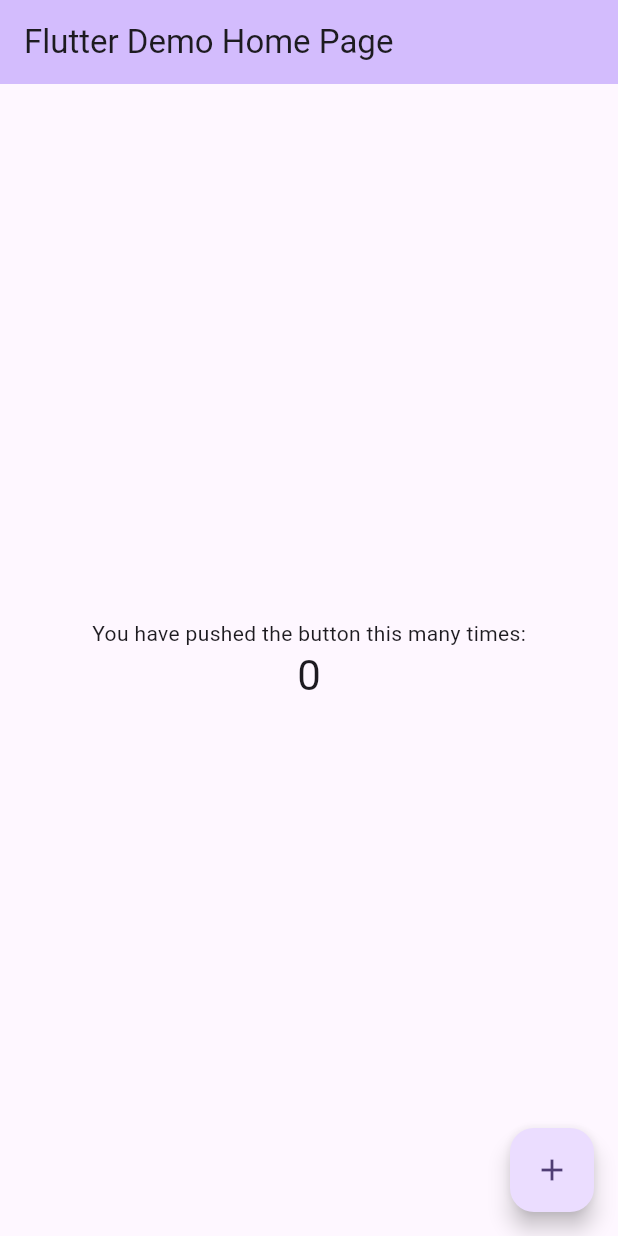
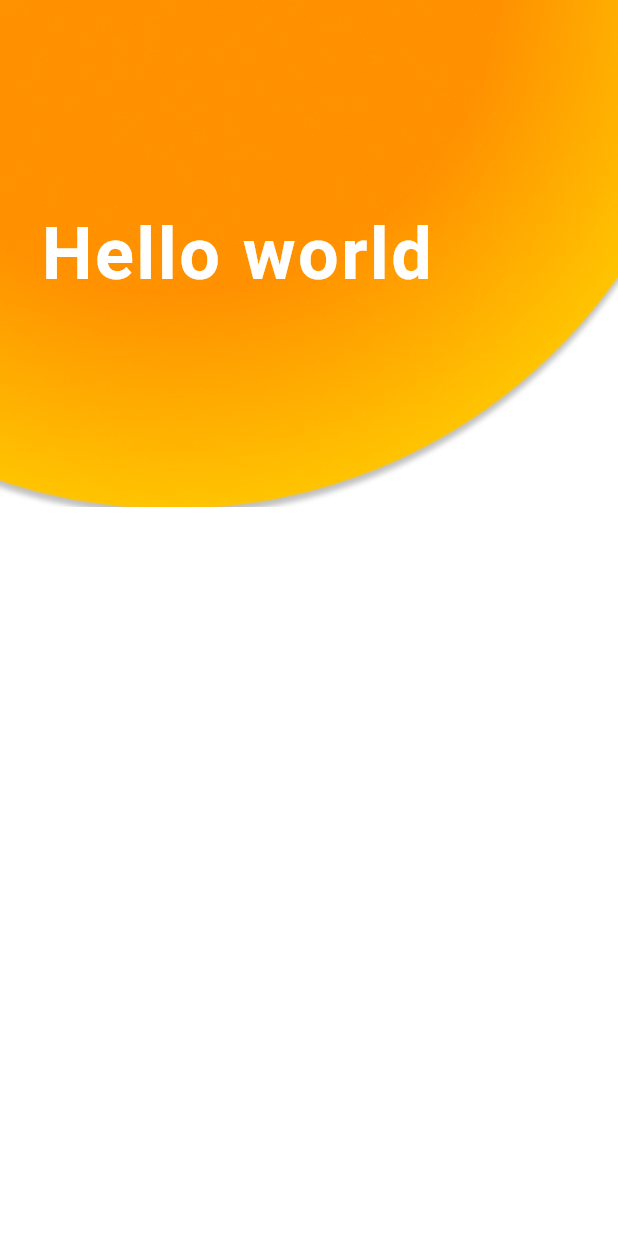
Before and after one commit to AIIA-GCU/AIIA-Flutter-Class-Toy-Project, a Flutter app: the screen it shows after launch, on a phone screen of 412 x 824 dp. Run offline on Flutter 3.47's test engine with Material 3 defaults, Android fonts, the phone set to English and light mode, and no system bars; our stand-ins replace firebase_core, google_fonts; accounts and stored records are empty; Roboto replaces fonts that are missing (Neuton).

Commit message:
[feat] new branch longin_page
새로운 브랜치를 생성함.

```diff
--- a/lib/config/assets.dart
+++ b/lib/config/assets.dart
@@ -12,6 +12,12 @@ import 'package:flutter/material.dart';
 class LogoPath {
   static const String logoLight = 'assets/images/logo_light.png';
   static const String logoDark = 'assets/images/logo_dark.png';
+}
+///
+/// class imagePath
+/// Class to store the path of the main Image
+class ImagePath{
+  static const String ellipse ='assets/images/Ellipse1.png';
 }
 
 ///
--- a/lib/main.dart
+++ b/lib/main.dart
@@ -1,125 +1,6 @@
+import 'package:aiia_drive/pages/login_page.dart';
 import 'package:flutter/material.dart';
 
 void main() {
-  runApp(const MyApp());
+  runApp(const LoginPage());
 }
-
-class MyApp extends StatelessWidget {
-  const MyApp({super.key});
-
-  // This widget is the root of your application.
-  @override
-  Widget build(BuildContext context) {
-    return MaterialApp(
-      title: 'Flutter Demo',
-      theme: ThemeData(
-        // This is the theme of your application.
-        //
-        // TRY THIS: Try running your application with "flutter run". You'll see
-        // the application has a purple toolbar. Then, without quitting the app,
-        // try changing the seedColor in the colorScheme below to Colors.green
-        // and then invoke "hot reload" (save your changes or press the "hot
-        // reload" button in a Flutter-supported IDE, or press "r" if you used
-        // the command line to start the app).
-        //
-        // Notice that the counter didn't reset back to zero; the application
-        // state is not lost during the reload. To reset the state, use hot
-        // restart instead.
-        //
-        // This works for code too, not just values: Most code changes can be
-        // tested with just a hot reload.
-        colorScheme: ColorScheme.fromSeed(seedColor: Colors.deepPurple),
-        useMaterial3: true,
-      ),
-      home: const MyHomePage(title: 'Flutter Demo Home Page'),
-    );
-  }
-}
-
-class MyHomePage extends StatefulWidget {
-  const MyHomePage({super.key, required this.title});
-
-  // This widget is the home page of your application. It is stateful, meaning
-  // that it has a State object (defined below) that contains fields that affect
-  // how it looks.
-
-  // This class is the configuration for the state. It holds the values (in this
-  // case the title) provided by the parent (in this case the App widget) and
-  // used by the build method of the State. Fields in a Widget subclass are
-  // always marked "final".
-
-  final String title;
-
-  @override
-  State<MyHomePage> createState() => _MyHomePageState();
-}
-
-class _MyHomePageState extends State<MyHomePage> {
-  int _counter = 0;
-
-  void _incrementCounter() {
-    setState(() {
-      // This call to setState tells the Flutter framework that something has
-      // changed in this State, which causes it to rerun the build method below
-      // so that the display can reflect the updated values. If we changed
-      // _counter without calling setState(), then the build method would not be
-      // called again, and so nothing would appear to happen.
-      _counter++;
-    });
-  }
-
-  @override
-  Widget build(BuildContext context) {
-    // This method is rerun every time setState is called, for instance as done
-    // by the _incrementCounter method above.
-    //
-    // The Flutter framework has been optimized to make rerunning build methods
-    // fast, so that you can just rebuild anything that needs updating rather
-    // than having to individually change instances of widgets.
-    return Scaffold(
-      appBar: AppBar(
-        // TRY THIS: Try changing the color here to a specific color (to
-        // Colors.amber, perhaps?) and trigger a hot reload to see the AppBar
-        // change color while the other colors stay the same.
-        backgroundColor: Theme.of(context).colorScheme.inversePrimary,
-        // Here we take the value from the MyHomePage object that was created by
-        // the App.build method, and use it to set our appbar title.
-        title: Text(widget.title),
-      ),
-      body: Center(
-        // Center is a layout widget. It takes a single child and positions it
-        // in the middle of the parent.
-        child: Column(
-          // Column is also a layout widget. It takes a list of children and
-          // arranges them vertically. By default, it sizes itself to fit its
-          // children horizontally, and tries to be as tall as its parent.
-          //
-          // Column has various properties to control how it sizes itself and
-          // how it positions its children. Here we use mainAxisAlignment to
-          // center the children vertically; the main axis here is the vertical
-          // axis because Columns are vertical (the cross axis would be
-          // horizontal).
-          //
-          // TRY THIS: Invoke "debug painting" (choose the "Toggle Debug Paint"
-          // action in the IDE, or press "p" in the console), to see the
-          // wireframe for each widget.
-          mainAxisAlignment: MainAxisAlignment.center,
-          children: <Widget>[
-            const Text(
-              'You have pushed the button this many times:',
-            ),
-            Text(
-              '$_counter',
-              style: Theme.of(context).textTheme.headlineMedium,
-            ),
-          ],
-        ),
-      ),
-      floatingActionButton: FloatingActionButton(
-        onPressed: _incrementCounter,
-        tooltip: 'Increment',
-        child: const Icon(Icons.add),
-      ), // This trailing comma makes auto-formatting nicer for build methods.
-    );
-  }
-}
--- /dev/null
+++ b/lib/pages/login_page.dart
@@ -0,0 +1,45 @@
+import 'package:flutter/material.dart';
+import '../config/font.dart';
+import '../config/assets.dart';
+
+class ImagePath {
+  static const String ellipse = 'assets/images/Ellipse1.png';
+}
+
+class LoginPage extends StatefulWidget {
+  const LoginPage({Key? key}) : super(key: key);
+
+  @override
+  State<LoginPage> createState() => _LoginPageState();
+}
+
+class _LoginPageState extends State<LoginPage> {
+  @override
+  Widget build(BuildContext context) {
+    return Directionality(
+      textDirection: TextDirection.ltr,
+      child: Stack(
+        children: [
+          Container(
+            width: double.infinity,
+            height: 338.0,
+            decoration: BoxDecoration(
+              image: DecorationImage(
+                image: AssetImage(ImagePath.ellipse),
+                fit: BoxFit.cover,
+              ),
+            ),
+            alignment: Alignment.centerLeft,
+            child: Padding(
+              padding: const EdgeInsets.all(27.0),
+              child: Text(
+                'Hello world',
+                style: Fonts.largeTitle,
+              ),
+            ),
+          ),
+        ],
+      ),
+    );
+  }
+}
```
Also changed, not shown: assets/images/Ellipse1.png (added), 1 other file.
